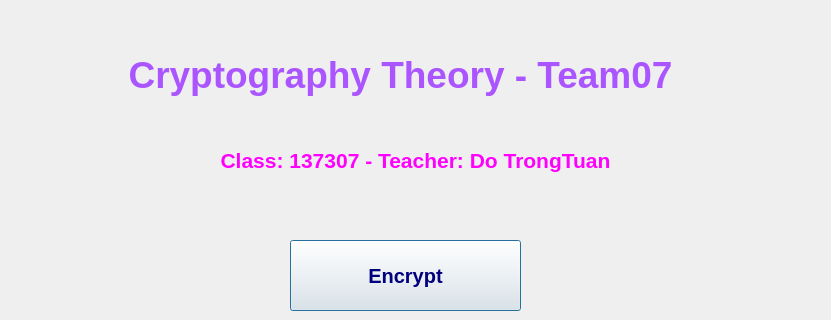
The window that menu.ui (doankhue-nh/CryptographyTheory-HUST) describes before a commit, drawn with Qt 5; both pictures show x 260 to 1091 and y 120 to 440 of the 1347 by 861 pixel window.
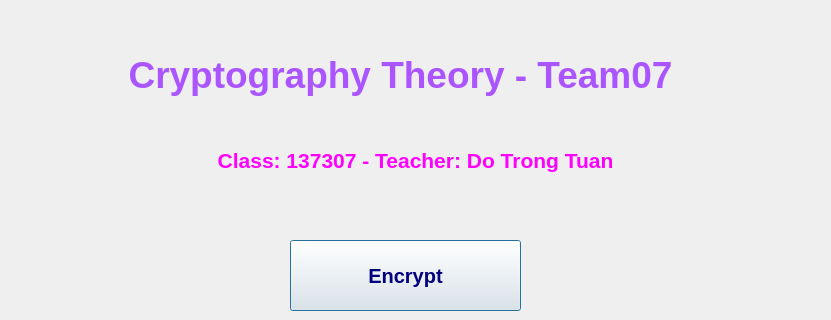
The same window after the commit.

Patch:
```diff
--- a/menu.ui
+++ b/menu.ui
@@ -81,7 +81,7 @@
 font-size: 15pt</string>
    </property>
    <property name="text">
-    <string>&lt;html&gt;&lt;head/&gt;&lt;body&gt;&lt;p align=&quot;center&quot;&gt;&lt;span style=&quot; font-size:16pt;&quot;&gt;Class: 137307 - Teacher: Do TrongTuan&lt;/span&gt;&lt;/p&gt;&lt;/body&gt;&lt;/html&gt;</string>
+    <string>&lt;html&gt;&lt;head/&gt;&lt;body&gt;&lt;p align=&quot;center&quot;&gt;&lt;span style=&quot; font-size:16pt;&quot;&gt;Class: 137307 - Teacher: Do Trong Tuan&lt;/span&gt;&lt;/p&gt;&lt;/body&gt;&lt;/html&gt;</string>
    </property>
   </widget>
  </widget>
```
